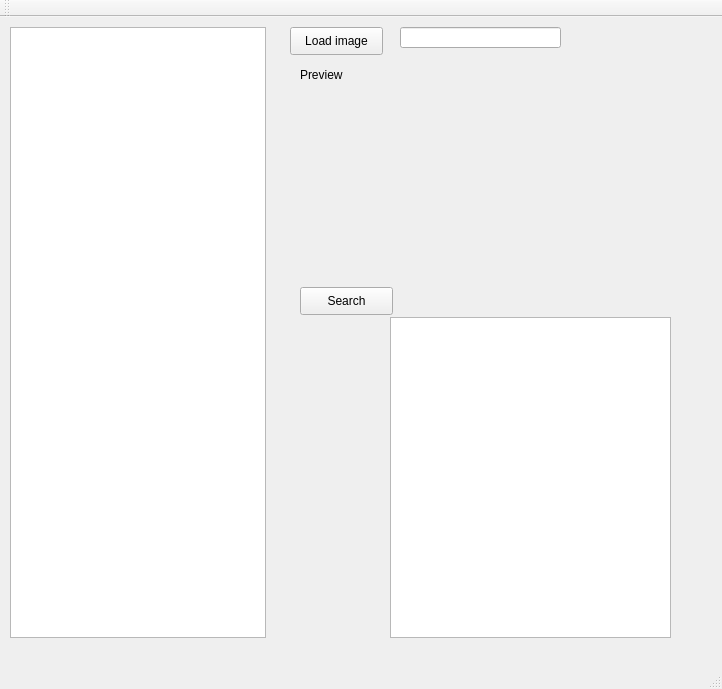
The window that RTree/mainwindow.ui (JunguangJiang/Indexing-Images-for-Content-Based-Retrieval) describes before a commit, drawn with Qt 5.
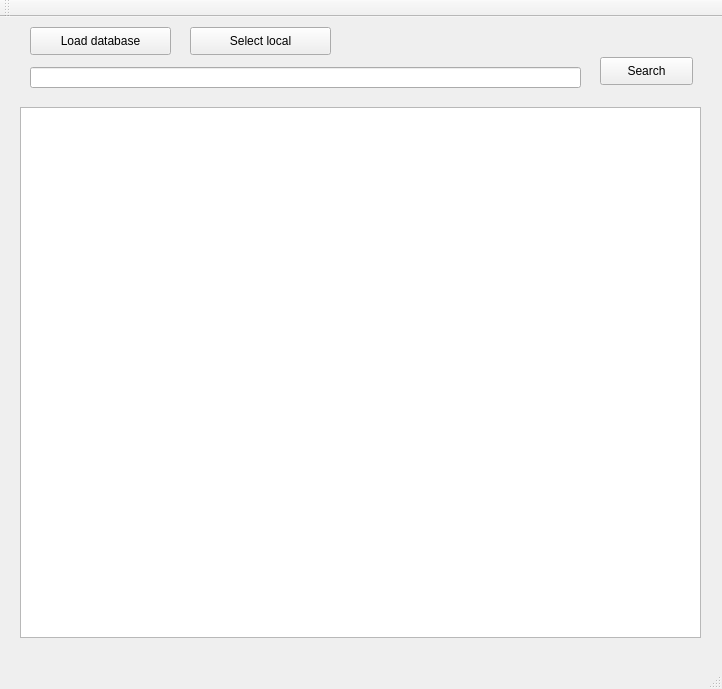
The same window after the commit.

```diff
--- a/RTree/mainwindow.ui
+++ b/RTree/mainwindow.ui
@@ -14,70 +14,31 @@
    <string>MainWindow</string>
   </property>
   <widget class="QWidget" name="centralWidget">
-   <widget class="QLabel" name="label">
-    <property name="geometry">
-     <rect>
-      <x>300</x>
-      <y>50</y>
-      <width>72</width>
-      <height>15</height>
-     </rect>
-    </property>
-    <property name="text">
-     <string>Preview</string>
-    </property>
-   </widget>
-   <widget class="QLabel" name="loadedImg">
-    <property name="geometry">
-     <rect>
-      <x>400</x>
-      <y>50</y>
-      <width>261</width>
-      <height>221</height>
-     </rect>
-    </property>
-    <property name="text">
-     <string/>
-    </property>
-   </widget>
    <widget class="QLineEdit" name="lineEdit">
     <property name="geometry">
      <rect>
-      <x>400</x>
-      <y>10</y>
-      <width>161</width>
+      <x>30</x>
+      <y>50</y>
+      <width>551</width>
       <height>21</height>
      </rect>
     </property>
    </widget>
-   <widget class="QPushButton" name="loadImg">
-    <property name="geometry">
-     <rect>
-      <x>290</x>
-      <y>10</y>
-      <width>93</width>
-      <height>28</height>
-     </rect>
-    </property>
-    <property name="text">
-     <string>Load image</string>
-    </property>
-   </widget>
    <widget class="QListWidget" name="listWidget">
     <property name="geometry">
      <rect>
-      <x>10</x>
-      <y>10</y>
-      <width>256</width>
-      <height>611</height>
+      <x>20</x>
+      <y>90</y>
+      <width>681</width>
+      <height>531</height>
      </rect>
     </property>
    </widget>
    <widget class="QPushButton" name="Search">
     <property name="geometry">
      <rect>
-      <x>300</x>
-      <y>270</y>
+      <x>600</x>
+      <y>40</y>
       <width>93</width>
       <height>28</height>
      </rect>
@@ -86,14 +47,30 @@
      <string>Search</string>
     </property>
    </widget>
-   <widget class="QListWidget" name="searchResult">
+   <widget class="QPushButton" name="pushButton">
     <property name="geometry">
      <rect>
-      <x>390</x>
-      <y>300</y>
-      <width>281</width>
-      <height>321</height>
+      <x>30</x>
+      <y>10</y>
+      <width>141</width>
+      <height>28</height>
      </rect>
+    </property>
+    <property name="text">
+     <string>Load database</string>
+    </property>
+   </widget>
+   <widget class="QPushButton" name="selectLocal">
+    <property name="geometry">
+     <rect>
+      <x>190</x>
+      <y>10</y>
+      <width>141</width>
+      <height>28</height>
+     </rect>
+    </property>
+    <property name="text">
+     <string>Select local</string>
     </property>
    </widget>
   </widget>
```
